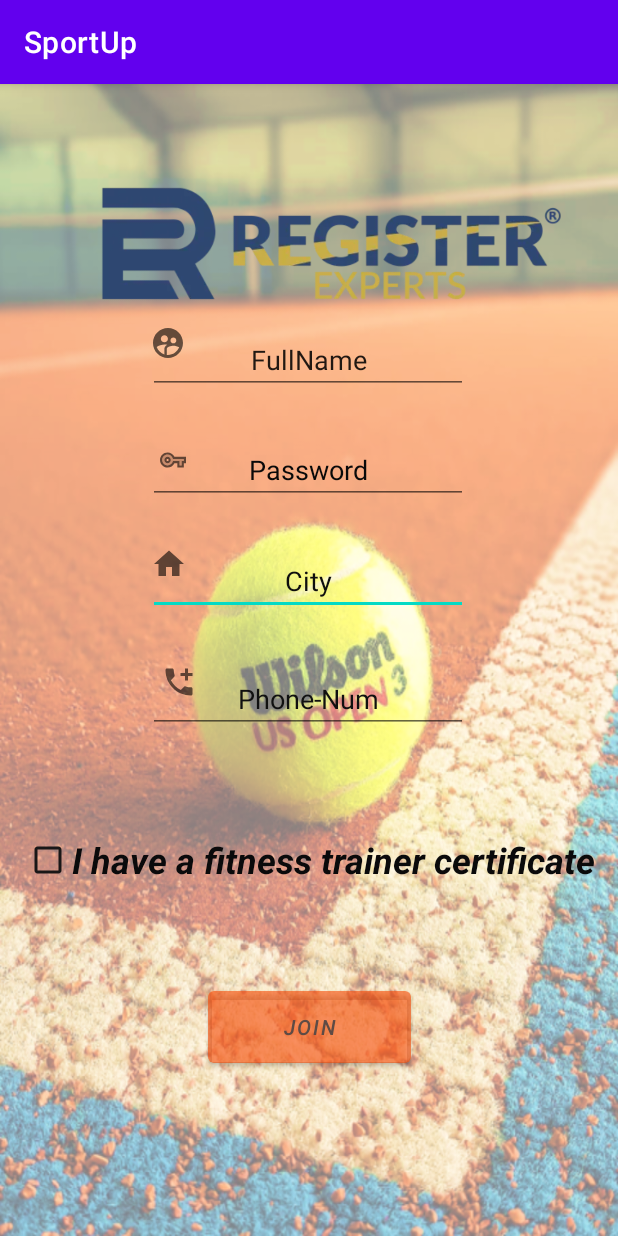
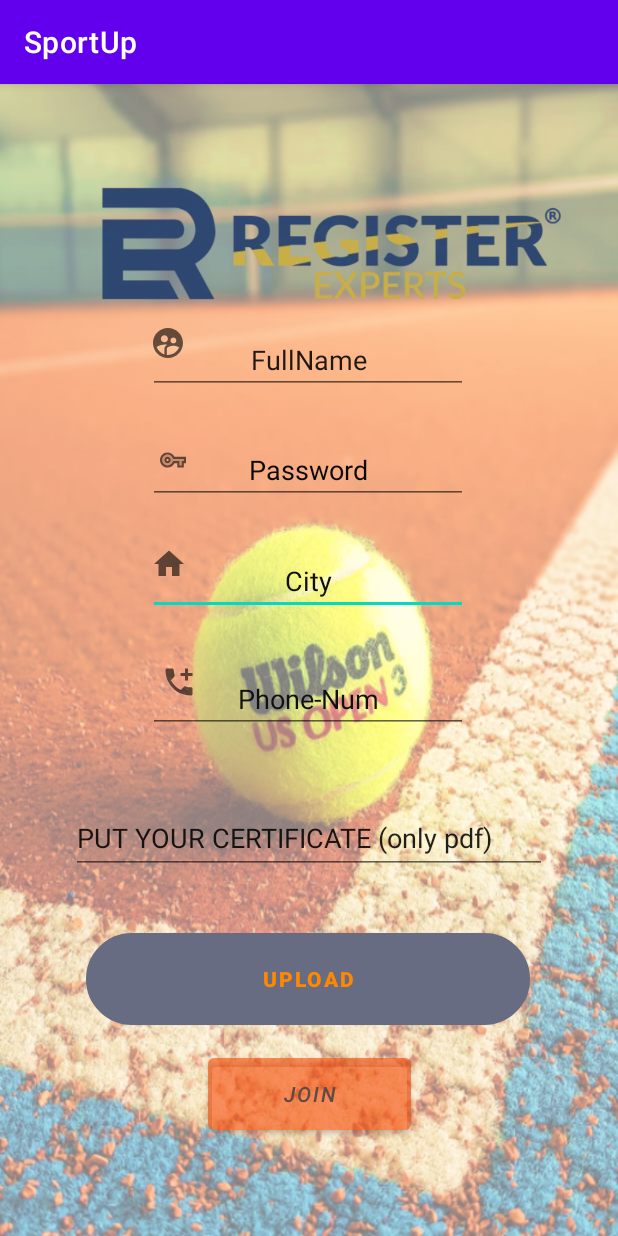
Before and after one commit to NetanelShimoni/SportUp2020, an Android app: the register_Trainer screen opened directly, with no data from a screen before it, on a phone screen of 412 x 824 dp. Run offline under Robolectric (Android 15) with nearby library versions, the phone set to English and light mode, and no system bars; our stand-ins replace CircleImageView, Firebase (no records; nobody signed in at launch, a user with empty details on screens opened directly); Roboto replaces fonts that are not available here.

Commit message:
pdf complete

```diff
--- a/app/build.gradle
+++ b/app/build.gradle
@@ -45,6 +45,7 @@
     implementation 'androidx.navigation:navigation-ui:2.3.1'
     implementation 'androidx.lifecycle:lifecycle-livedata-ktx:2.2.0'
     implementation 'androidx.lifecycle:lifecycle-viewmodel-ktx:2.2.0'
+    implementation 'com.google.firebase:firebase-storage:19.2.0'
     testImplementation 'junit:junit:4.+'
     androidTestImplementation 'androidx.test.ext:junit:1.1.2'
     androidTestImplementation 'androidx.test.espresso:espresso-core:3.3.0'
--- a/app/src/main/java/com/example/sportup/register_User.java
+++ b/app/src/main/java/com/example/sportup/register_User.java
@@ -26,10 +26,10 @@
     protected void onCreate(Bundle savedInstanceState) {
         super.onCreate(savedInstanceState);
         setContentView(R.layout.activity_register__user);
-        etName = findViewById(R.id.user_name);
+        etName = findViewById(R.id.user_name_contact);
         etPassword = findViewById(R.id.user_password);
         etCity = findViewById(R.id.user_city);
-        etPhone = findViewById(R.id.user_phone);
+        etPhone = findViewById(R.id.user_phone_contact);
         join = (Button) findViewById(R.id.user_join);
         aSwitch = findViewById(R.id.chak_is_healty);
         etHigh = findViewById(R.id.spinner_trainer_muselse);
--- a/app/src/main/java/com/example/sportup/trainer_Home.java
+++ b/app/src/main/java/com/example/sportup/trainer_Home.java
@@ -67,6 +67,9 @@
             i.putExtra("trainer",this.mover);
             startActivity(i);
 
+        }else if(item.getItemId()==R.id.logout) {
+            Intent i = new Intent(this,MainActivity.class);
+            startActivity(i);
         }else{
             return super.onOptionsItemSelected(item);
         }
--- a/app/src/main/res/layout/activity_register__trainer.xml
+++ b/app/src/main/res/layout/activity_register__trainer.xml
@@ -20,25 +20,7 @@
         app:layout_constraintEnd_toEndOf="parent"
         app:layout_constraintStart_toStartOf="parent"
         app:layout_constraintTop_toTopOf="parent"
-        app:layout_constraintVertical_bias="0.846" />
-
-    <CheckBox
-        android:id="@+id/checkBox2"
-        android:layout_width="wrap_content"
-        android:layout_height="wrap_content"
-        android:hapticFeedbackEnabled="false"
-        android:shadowColor="#8C3737"
-        android:text="I have a fitness trainer certificate"
-        android:textAllCaps="false"
-        android:textColor="#0A0A0B"
-        android:textSize="24sp"
-        android:textStyle="normal|bold|italic"
-        app:buttonTint="#191717"
-        app:layout_constraintBottom_toBottomOf="parent"
-        app:layout_constraintEnd_toEndOf="parent"
-        app:layout_constraintStart_toStartOf="parent"
-        app:layout_constraintTop_toTopOf="parent"
-        app:layout_constraintVertical_bias="0.685" />
+        app:layout_constraintVertical_bias="0.909" />
 
     <EditText
         android:id="@+id/city"
@@ -126,6 +108,17 @@
         app:srcCompat="@drawable/ic_baseline_add_ic_call_24" />
 
     <EditText
+        android:id="@+id/file_name1"
+        android:layout_width="317dp"
+        android:layout_height="47dp"
+        android:text="PUT YOUR CERTIFICATE (only pdf)"
+        app:layout_constraintBottom_toBottomOf="parent"
+        app:layout_constraintEnd_toEndOf="parent"
+        app:layout_constraintStart_toStartOf="parent"
+        app:layout_constraintTop_toTopOf="parent"
+        app:layout_constraintVertical_bias="0.665"/>
+
+    <EditText
         android:id="@+id/editTextTextPersonName"
         android:layout_width="wrap_content"
         android:layout_height="wrap_content"
@@ -163,6 +156,24 @@
         app:layout_constraintVertical_bias="0.216"
         app:srcCompat="@drawable/ic_baseline_supervised_user_circle_24" />
 
+    <Button
+        android:id="@+id/upload_CV"
+        android:layout_width="296dp"
+        android:layout_height="61dp"
+        android:layout_marginTop="41dp"
+        android:layout_marginBottom="16dp"
+        android:background="@drawable/button_selector"
+        android:text="Upload"
+        android:textColor="@android:color/holo_orange_dark"
+        android:textStyle="bold"
+        app:backgroundTint="#686C83"
+        app:layout_constraintBottom_toTopOf="@+id/button7"
+        app:layout_constraintEnd_toEndOf="parent"
+        app:layout_constraintHorizontal_bias="0.495"
+        app:layout_constraintStart_toStartOf="parent"
+        app:layout_constraintTop_toBottomOf="@+id/phone_tranier"
+        app:layout_constraintVertical_bias="1.0" />
+
     <!--    <de.hdodenhof.circleimageview.CircleImageView-->
     <!--        android:id="@+id/profile_image"-->
     <!--        android:layout_width="146dp"-->
--- a/app/src/main/res/menu/menu_trainer.xml
+++ b/app/src/main/res/menu/menu_trainer.xml
@@ -9,4 +9,7 @@
     <item android:id="@+id/profile"
         android:title="@string/Edit_Profile"
         app:showAsAction="never" />
+    <item android:id="@+id/logout"
+        android:title="Log Out"
+        app:showAsAction="never" />
 </menu>
```
Also changed, not shown: app/src/main/AndroidManifest.xml (+6 -2 lines), app/src/main/java/com/example/sportup/Admin_Home.java (added, +14 -0 lines), app/src/main/java/com/example/sportup/PDF.java (added, +31 -0 lines), app/src/main/java/com/example/sportup/Support.java (added, +14 -0 lines), app/src/main/java/com/example/sportup/Tranier.java (+21 -2 lines), app/src/main/java/com/example/sportup/contact_with_us.java (+33 -1 lines), app/src/main/java/com/example/sportup/register_Trainer.java (+129 -34 lines), app/src/main/java/com/example/sportup/trainer_Login.java (+8 -0 lines), app/src/main/res/layout/activity_admin__home.xml (added, +51 -0 lines), app/src/main/res/layout/activity_contact_with_us.xml (+17 -3 lines), app/src/main/res/layout/activity_register__user.xml (+4 -4 lines), app/src/main/res/drawable/admin_back.jpg (added).
